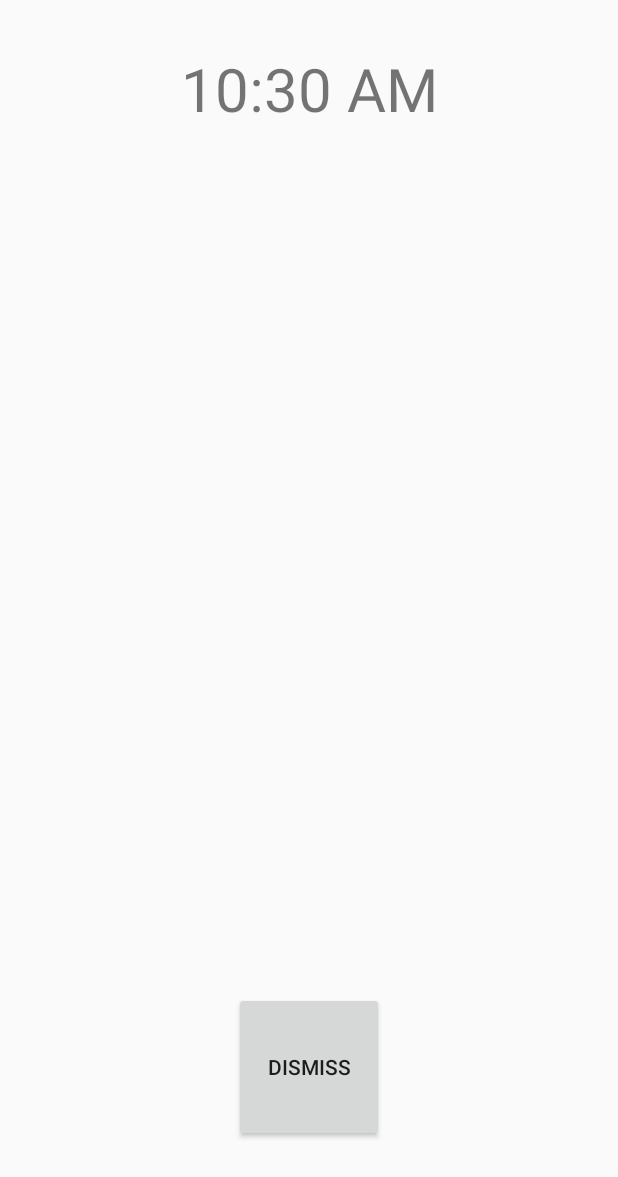
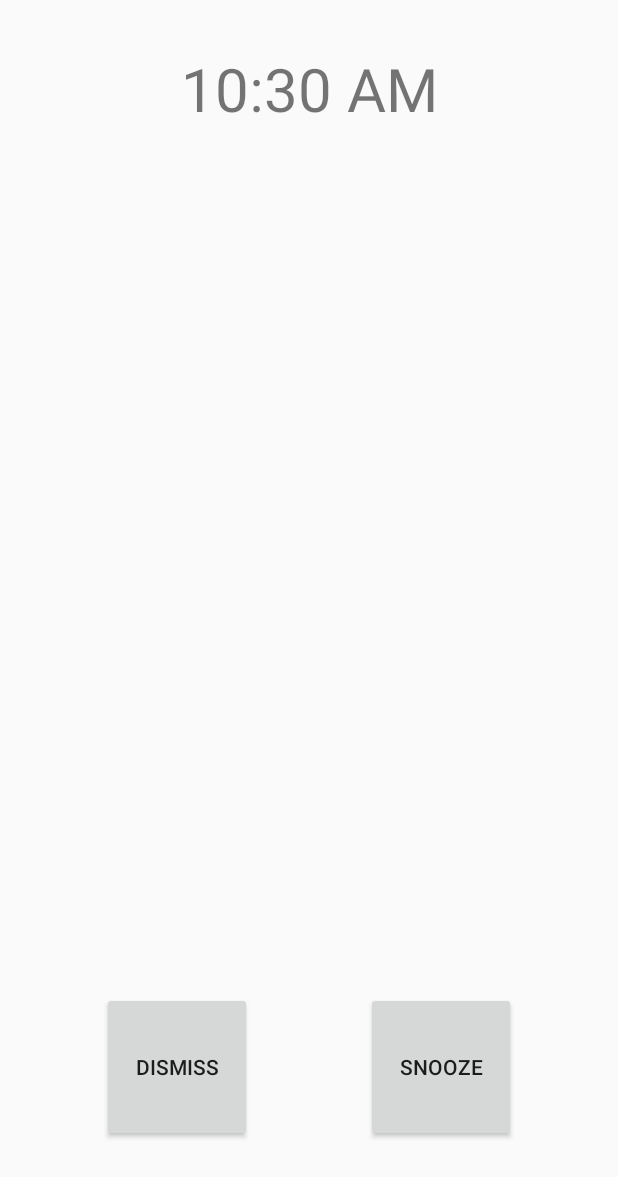
Before and after one commit to ancientloregames/Memento, an Android app: the NoticeActivity screen opened directly, with no data from a screen before it, after a tap on "DISMISS", on a phone screen of 412 x 824 dp. Shown: the top 1177 px of the screen. Run offline under Robolectric (Android 15) with nearby library versions, the phone set to English and light mode, and no system bars; our stand-ins replace RxJava, data binding; 1 statement that could not run was skipped.

Commit message:
added snooze event in notice viewModel

```diff
--- a/app/src/main/java/com/ancientlore/memento/NoticeActivityViewModel.kt
+++ b/app/src/main/java/com/ancientlore/memento/NoticeActivityViewModel.kt
@@ -10,9 +10,14 @@ class NoticeActivityViewModel: ViewModel() {
 	val titleField = ObservableField<String>("")
 	val messageField = ObservableField<String>("")
 
-	private val dismissAlarmEvent = PublishSubject.create<Any>()
+	private val dismissEvent = PublishSubject.create<Any>()
+	private val snoozeEvent = PublishSubject.create<Any>()
 
-	fun onDismissClicked() { dismissAlarmEvent.onNext(Any()) }
+	fun onDismissClicked() { dismissEvent.onNext(Any()) }
 
-	fun dismissAlarmEvent() = dismissAlarmEvent as Observable<Any>
+	fun onSnoozeClicked() { snoozeEvent.onNext(Any()) }
+
+	fun onDismiss() = dismissEvent as Observable<Any>
+
+	fun onSnooze() = snoozeEvent as Observable<Any>
 }
--- a/app/src/main/res/layout/activity_notice.xml
+++ b/app/src/main/res/layout/activity_notice.xml
@@ -69,6 +69,25 @@
 			app:layout_constraintStart_toStartOf="parent"
 			android:layout_marginLeft="8dp"
 			android:layout_marginStart="8dp"
+			app:layout_constraintEnd_toStartOf="@+id/snoozeButton"
+			android:layout_marginEnd="8dp"
+			android:layout_marginRight="8dp"
+			app:layout_constraintBottom_toBottomOf="parent"
+			android:layout_marginBottom="8dp"
+			android:onClick="@{() -> viewModel.onDismissClicked()}"
+			android:layout_marginTop="8dp"
+			app:layout_constraintTop_toBottomOf="@+id/messageView"
+			app:layout_constraintVertical_bias="0.9"
+			/>
+
+		<Button
+			android:text="@string/snooze"
+			android:layout_width="100dp"
+			android:layout_height="100dp"
+			android:id="@+id/snoozeButton"
+			app:layout_constraintStart_toEndtOf="@+id/dismissButton"
+			android:layout_marginLeft="8dp"
+			android:layout_marginStart="8dp"
 			app:layout_constraintEnd_toEndOf="parent"
 			android:layout_marginEnd="8dp"
 			android:layout_marginRight="8dp"
@@ -78,6 +97,7 @@
 			android:layout_marginTop="8dp"
 			app:layout_constraintTop_toBottomOf="@+id/messageView"
 			app:layout_constraintVertical_bias="0.9"
+			app:layout_constraintStart_toEndOf="@+id/dismissButton"
 			/>
 	</android.support.constraint.ConstraintLayout>
 </layout>
```
Also changed, not shown: app/src/main/java/com/ancientlore/memento/NoticeActivity.kt (+8 -1 lines).
